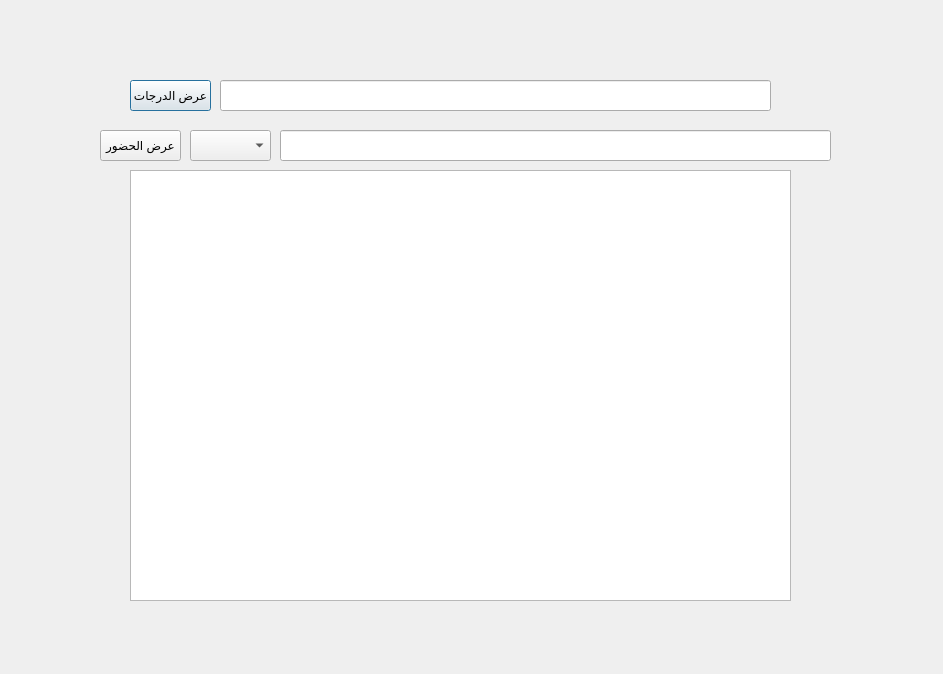
shedeed1/student_manager, file student_manager/attgrades.ui: the form before one commit.
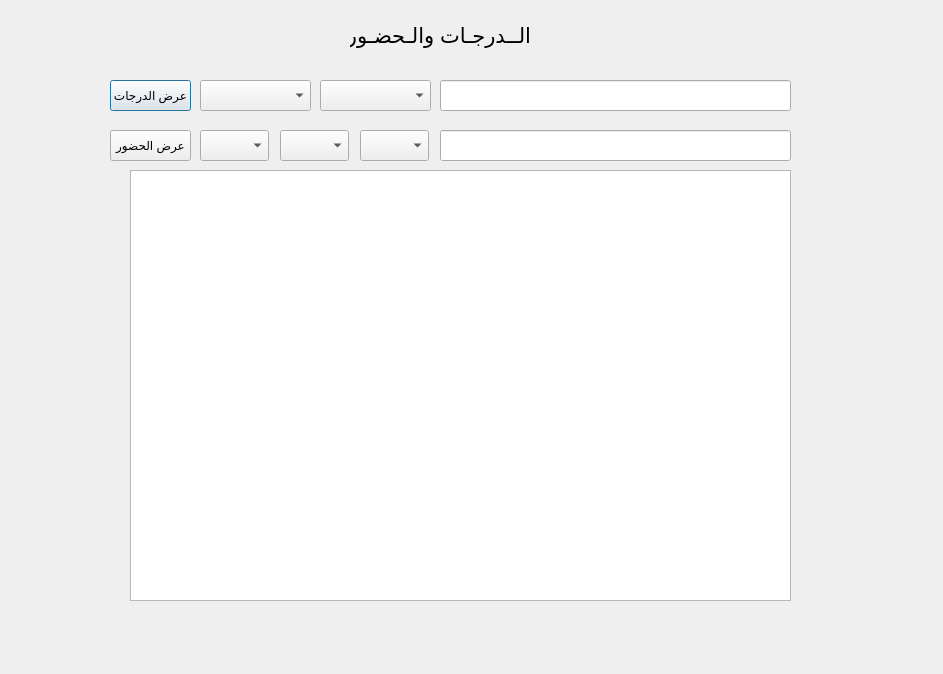
The form after the commit.

```diff
--- a/student_manager/attgrades.ui
+++ b/student_manager/attgrades.ui
@@ -26,9 +26,9 @@
   <widget class="QLineEdit" name="lineEdit">
    <property name="geometry">
     <rect>
-     <x>220</x>
+     <x>440</x>
      <y>80</y>
-     <width>551</width>
+     <width>351</width>
      <height>31</height>
     </rect>
    </property>
@@ -36,7 +36,7 @@
   <widget class="QPushButton" name="pushButton">
    <property name="geometry">
     <rect>
-     <x>130</x>
+     <x>110</x>
      <y>80</y>
      <width>81</width>
      <height>31</height>
@@ -49,9 +49,9 @@
   <widget class="QLineEdit" name="lineEdit_2">
    <property name="geometry">
     <rect>
-     <x>280</x>
+     <x>440</x>
      <y>130</y>
-     <width>551</width>
+     <width>351</width>
      <height>31</height>
     </rect>
    </property>
@@ -59,7 +59,7 @@
   <widget class="QPushButton" name="pushButton_2">
    <property name="geometry">
     <rect>
-     <x>100</x>
+     <x>110</x>
      <y>130</y>
      <width>81</width>
      <height>31</height>
@@ -72,13 +72,71 @@
   <widget class="QComboBox" name="comboBox">
    <property name="geometry">
     <rect>
-     <x>190</x>
+     <x>320</x>
+     <y>80</y>
+     <width>111</width>
+     <height>31</height>
+    </rect>
+   </property>
+  </widget>
+  <widget class="QComboBox" name="comboBox_4">
+   <property name="geometry">
+    <rect>
+     <x>200</x>
+     <y>80</y>
+     <width>111</width>
+     <height>31</height>
+    </rect>
+   </property>
+  </widget>
+  <widget class="QComboBox" name="comboBox_5">
+   <property name="geometry">
+    <rect>
+     <x>360</x>
      <y>130</y>
-     <width>81</width>
+     <width>69</width>
      <height>31</height>
     </rect>
    </property>
   </widget>
+  <widget class="QComboBox" name="comboBox_6">
+   <property name="geometry">
+    <rect>
+     <x>280</x>
+     <y>130</y>
+     <width>69</width>
+     <height>31</height>
+    </rect>
+   </property>
+  </widget>
+  <widget class="QComboBox" name="comboBox_7">
+   <property name="geometry">
+    <rect>
+     <x>200</x>
+     <y>130</y>
+     <width>69</width>
+     <height>31</height>
+    </rect>
+   </property>
+  </widget>
+  <widget class="QLabel" name="label">
+   <property name="geometry">
+    <rect>
+     <x>350</x>
+     <y>20</y>
+     <width>181</width>
+     <height>31</height>
+    </rect>
+   </property>
+   <property name="font">
+    <font>
+     <pointsize>16</pointsize>
+    </font>
+   </property>
+   <property name="text">
+    <string>الــدرجـات والـحضـور</string>
+   </property>
+  </widget>
  </widget>
  <resources/>
  <connections/>
```
Left out of the diff: 2 changed lines with no effect on the pictures.
